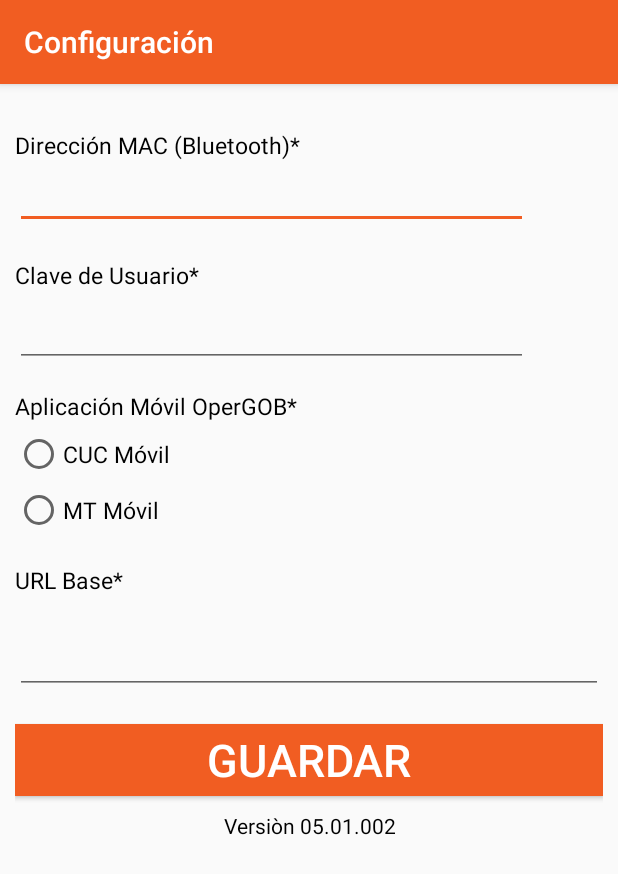
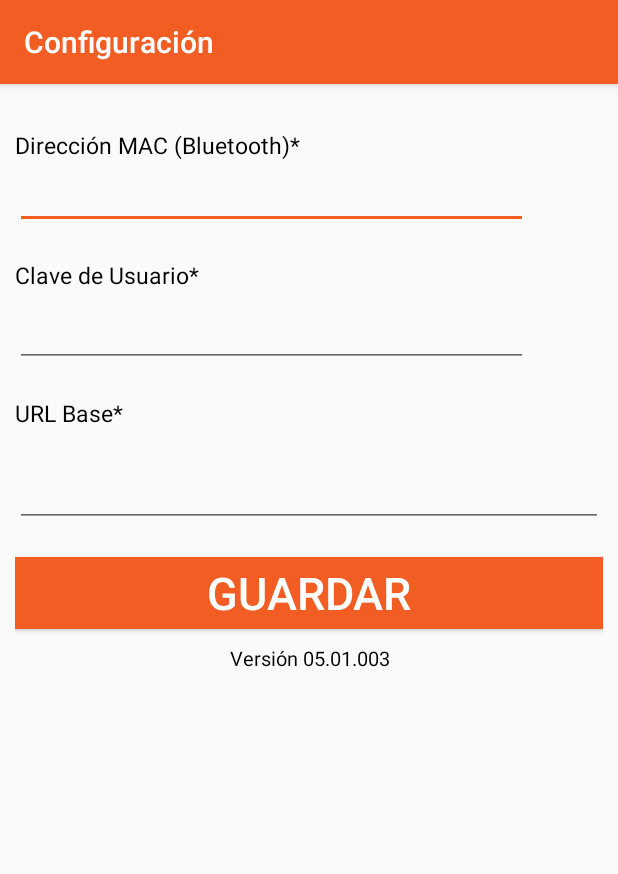
Before and after one commit to adanch22/OperGOBImpresora, an Android app: the screen it shows after launch (OptionsActivity), in the options menu, after a tap on "Configuración", on a phone screen of 412 x 824 dp. Shown: the top 874 px of the screen. Run offline under Robolectric (Android 15) with nearby library versions, the phone set to English and light mode, and no system bars; libraries missing offline, so code that uses them is left out: com.zebra.sdk.

Commit message:
OperGoBImpresora 1.0.0.7 Escritorio

```diff
--- a/app/src/main/java/com/example/opergobimpresora/MainActivity.java
+++ b/app/src/main/java/com/example/opergobimpresora/MainActivity.java
@@ -298,7 +298,12 @@ public class MainActivity extends AppCompatActivity {
                 TipoTicket = getTipoAppFieldText();
                 URLBASE = getURLBaseFieldText();
                 String UrlBaseString = URLBASE.replace(" ", "");
-                if (TipoTicket == 1){
+                if (URLBASE.length() == 0){
+                    URL = "http://138.122.99.182/TenaSD.NetEnvironment/CodeZPL/"+ getClaveUsuarioFieldText()+"/ImprimirCUC.txt";
+                }else{
+                    URL = URLBASE +"/CodeZPL/" + getClaveUsuarioFieldText()+"/ImprimirCUC.txt";
+                }
+                /*if (TipoTicket == 1){
                     if (URLBASE.length() == 0){
                         URL = "http://138.122.99.182/TenaSD.NetEnvironment/CodeZPL/"+ getClaveUsuarioFieldText()+"/ImprimirCUC.txt";
                         //URL = "http://201.131.20.44/Prueba_Reynosa/TenaSD/CodeZPL/"+ getClaveUsuarioFieldText()+"/ImprimirCUC.txt";
@@ -312,10 +317,9 @@ public class MainActivity extends AppCompatActivity {
                     }else{
                         URL = URLBASE + "MTMovil/CodeZPL/"+ getClaveUsuarioFieldText() + "/ImprimirCUC.txt";
                     }
-                }
+                }*/
 
                 URLConnection conn = new URL(URL).openConnection();
-
                 InputStream in = conn.getInputStream();
                 lectura = readStream(in);
             } catch (MalformedURLException e) {
--- a/app/src/main/java/com/example/opergobimpresora/OptionsActivity.java
+++ b/app/src/main/java/com/example/opergobimpresora/OptionsActivity.java
@@ -17,9 +17,9 @@ public class OptionsActivity extends AppCompatActivity {
 
     private Button testButton;
     private EditText inMac, inUsuario, inURL;
-    private RadioButton ComercioRadio, MultaRadio;
+    //private RadioButton ComercioRadio, MultaRadio;
     private String StringinMac, StringinUsuario, StringinURL;
-    private int TipoTicket=0;
+    //private int TipoTicket=0;
 
     @Override
     protected void onCreate(Bundle savedInstanceState) {
@@ -31,8 +31,8 @@ public class OptionsActivity extends AppCompatActivity {
         inMac = (EditText) findViewById(R.id.InMac);
         inURL = (EditText) findViewById(R.id.InURL);
         inUsuario = (EditText) findViewById(R.id.InUsuario);
-        ComercioRadio = (RadioButton) findViewById(R.id.inComercioRadio);
-        MultaRadio = (RadioButton) findViewById(R.id.inTransitoRadio);
+        //ComercioRadio = (RadioButton) findViewById(R.id.inComercioRadio);
+        //MultaRadio = (RadioButton) findViewById(R.id.inTransitoRadio);
 
         SharedPreferences myPreferences = PreferenceManager.getDefaultSharedPreferences(getApplicationContext());
         SharedPreferences.Editor myEditor = myPreferences.edit();
@@ -47,19 +47,19 @@ public class OptionsActivity extends AppCompatActivity {
 
         StringinMac = myPreferences.getString("MAC","");
         StringinUsuario = myPreferences.getString("USUARIO", "");
-        TipoTicket = 0;
-        TipoTicket = myPreferences.getInt("TIPOTICKET", 0);
+        //TipoTicket = 0;
+       // TipoTicket = myPreferences.getInt("TIPOTICKET", 0);
         StringinURL = myPreferences.getString("URL", "");
         inMac.setText(StringinMac);
         inUsuario.setText(StringinUsuario);
         inURL.setText(StringinURL);
-        if(TipoTicket == 1){
+/*      if(TipoTicket == 1){
             ComercioRadio.setChecked(true);
             MultaRadio.setChecked(false);
         }else if(TipoTicket == 2){
             ComercioRadio.setChecked(false);
             MultaRadio.setChecked(true);
-        }
+        }*/
 
         testButton.setOnClickListener(new View.OnClickListener() {
             public void onClick(View v) {
@@ -70,14 +70,13 @@ public class OptionsActivity extends AppCompatActivity {
                     Toast.makeText(getApplicationContext(),"Debes ingresar dirección MAC",Toast.LENGTH_LONG).show();
                 }else if(inUsuario.getText().toString().length() ==0) {
                     Toast.makeText(getApplicationContext(),"Debes ingresar clave de usuario",Toast.LENGTH_LONG).show();
-                }else if(TipoTicket < 1) {
-                    Toast.makeText(getApplicationContext(),"Debes seleccionar tipo de aplicación",Toast.LENGTH_LONG).show();
+
                 }else{
                     SharedPreferences myPreferences = PreferenceManager.getDefaultSharedPreferences(getApplicationContext());
                     SharedPreferences.Editor myEditor = myPreferences.edit();
                     myEditor.putString("MAC",StringinMac );
                     myEditor.putString("USUARIO", StringinUsuario);
-                    myEditor.putInt("TIPOTICKET", TipoTicket);
+                    //myEditor.putInt("TIPOTICKET", TipoTicket); //Se elimino el tipo de Ticket para introducir la URLBase como en la APP OperGOB
                     myEditor.putString("URL", StringinURL);
                     myEditor.commit();
 
@@ -85,13 +84,16 @@ public class OptionsActivity extends AppCompatActivity {
                     Intent intent = new Intent (getApplicationContext(), MainActivity.class);
                     startActivityForResult(intent, 0);
                 }
-
+                /*
+                    }else if(TipoTicket < 1) {
+                    Toast.makeText(getApplicationContext(),"Debes seleccionar tipo de aplicación",Toast.LENGTH_LONG).show();
+                */
 
             }
         });
 
 
-        RadioGroup radioGroupTipoApp = (RadioGroup) this.findViewById(R.id.inradioGroupTipoApp);
+       /* RadioGroup radioGroupTipoApp = (RadioGroup) this.findViewById(R.id.inradioGroupTipoApp);
         radioGroupTipoApp.setOnCheckedChangeListener(new RadioGroup.OnCheckedChangeListener() {
             public void onCheckedChanged(RadioGroup radioGroupTipoApp, int checkedId) {
                 if (checkedId == R.id.inComercioRadio) {
@@ -102,7 +104,7 @@ public class OptionsActivity extends AppCompatActivity {
 
                 }
             }
-        });
+        });*/
     }
     // -------- evento Button regresar --------------------->
     public void onBackPressed(){
--- a/app/src/main/res/layout/activity_options.xml
+++ b/app/src/main/res/layout/activity_options.xml
@@ -70,15 +70,15 @@
                 android:lines="1"
                 />
 
-            <TextView
+          <!--  <TextView
                 android:layout_width="match_parent"
                 android:layout_height="wrap_content"
                 android:layout_marginTop="15dp"
                 android:textSize="15dp"
                 android:textColor="@color/colorBlack"
-                android:text="Aplicación Móvil OperGOB*"/>
+                android:text="Aplicación Móvil OperGOB*"/>-->
 
-            <RadioGroup
+            <!--<RadioGroup
                 android:id="@+id/inradioGroupTipoApp"
                 android:layout_width="fill_parent"
                 android:layout_height="wrap_content"
@@ -102,7 +102,7 @@
                     android:textSize="15dp"
                     android:text="MT Móvil" />
 
-            </RadioGroup>
+            </RadioGroup>-->
 
             <TextView
                 android:id="@+id/UrlText"
@@ -142,8 +142,8 @@
                 android:layout_gravity="center_horizontal"
                 android:gravity="center_horizontal"
                 android:layout_marginTop="10dp"
-                android:text="Versiòn 05.01.002"
-                android:textSize="14dp"
+                android:text="Versión 05.01.003"
+                android:textSize="13dp"
                 android:textColor="@color/colorBlack"/>
         </LinearLayout>
 
```
